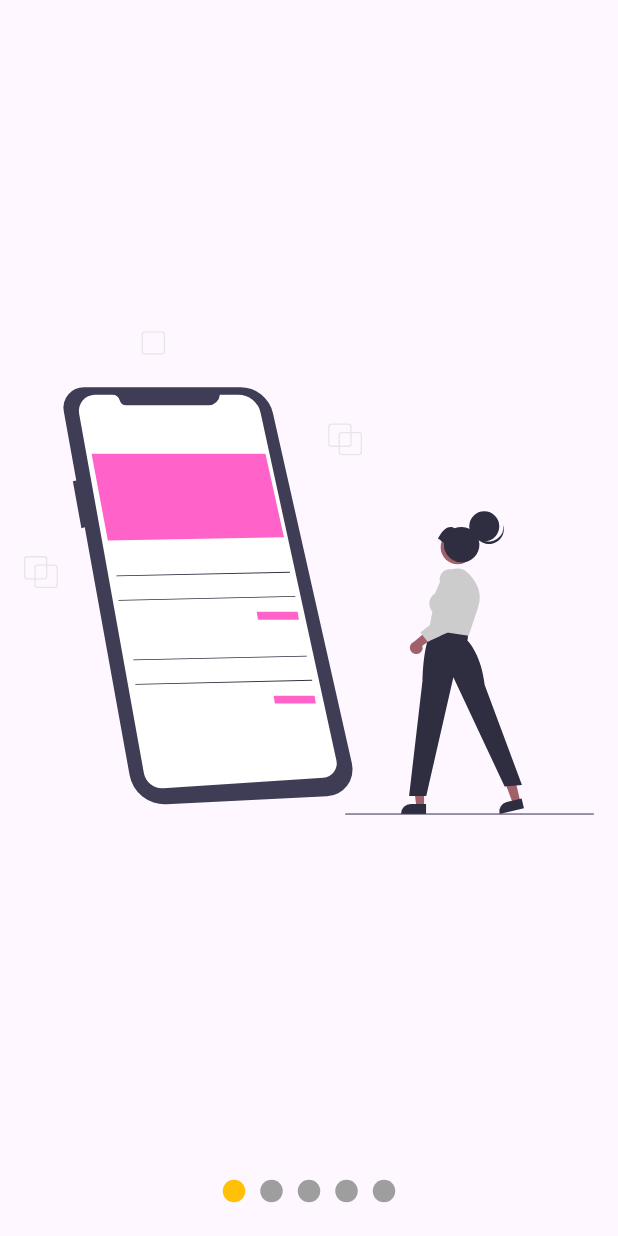
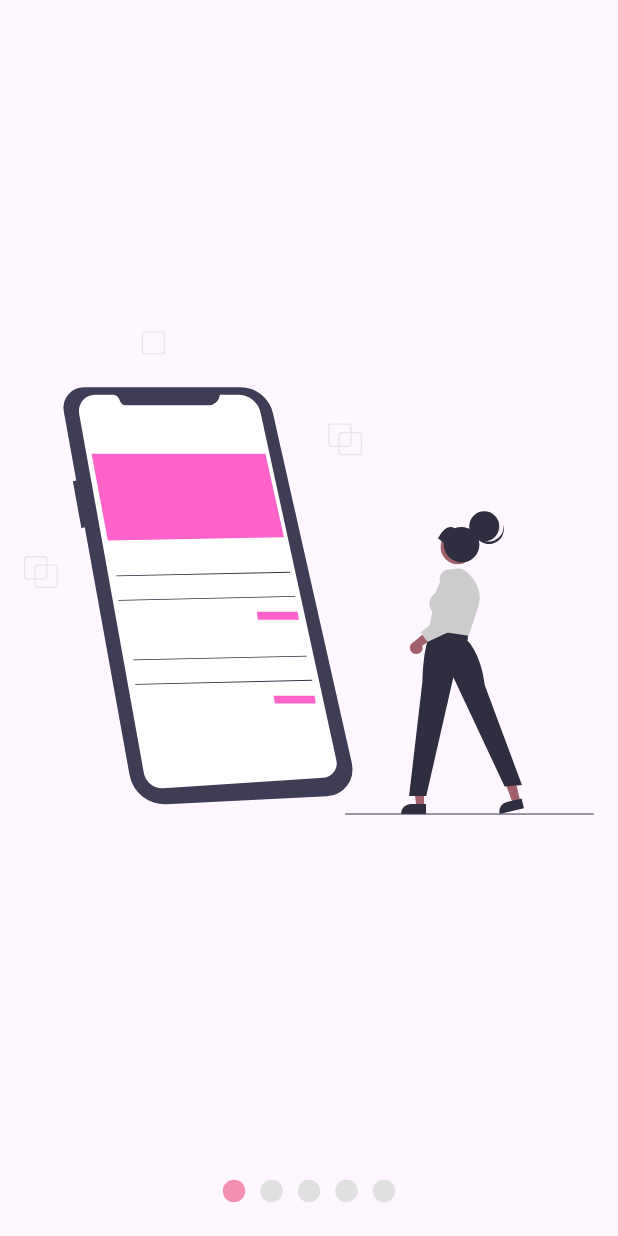
Before and after one commit to alexglzrys/flutter_slideshow_with_pageview, a Flutter app: the screen it shows after launch, on a phone screen of 412 x 824 dp. Run offline on Flutter 3.47's test engine with Material 3 defaults, Android fonts, the phone set to English and light mode, and no system bars; our stand-ins replace flutter_svg.

Commit message:
Slideshow - personalización

```diff
--- a/lib/components/slideshow.dart
+++ b/lib/components/slideshow.dart
@@ -3,23 +3,39 @@ import 'package:provider/provider.dart';
 import 'package:slideshow_flutter_app/providers/page_provider.dart';
 
 class Slideshow extends StatelessWidget {
-  const Slideshow({super.key, required this.slides, required this.color});
+  const Slideshow(
+      {super.key,
+      required this.slides,
+      required this.buttonPrimaryColor,
+      required this.buttonSecondaryColor,
+      this.buttonTop = false});
   // Listado de widgets a mostrar dentro del PageView
   final List<Widget> slides;
-  final Color color;
+  // Color de los botones indicadores
+  final Color buttonPrimaryColor;
+  final Color buttonSecondaryColor;
+  // Posición del contenedor de botones
+  final bool buttonTop;
 
   @override
   Widget build(BuildContext context) {
-    return Center(
+    // Al declarar el contenedor de los botones en la parte superior, este se ve afectado por el notch, por ello el todo el contenido se declara dentro de un área segura con SafeArea
+    return SafeArea(
+      child: Center(
         child: Column(
           children: [
+            if (buttonTop)
+              _Dots(slides.length, buttonPrimaryColor, buttonSecondaryColor),
             // PageView por defecto ocupa el 100% del viewport del dispositivo.
             // Si se desea usar junto a otros widgets, es importanet asignarle un área limitada donde se pueda expandir.
             Expanded(
               child: _Slides(slides),
             ),
-          _Dots(slides.length, color),
+
+            if (!buttonTop)
+              _Dots(slides.length, buttonPrimaryColor, buttonSecondaryColor),
           ],
+        ),
       ),
     );
   }
@@ -95,12 +111,14 @@ class _Slide extends StatelessWidget {
 class _Dots extends StatelessWidget {
   const _Dots(
     this.numDots,
-    this.color, {
+    this.buttonPrimaryColor,
+    this.buttonSecondaryColor, {
     super.key,
   });
   // El número de puntos a dibujar en pantalla (se debe corresponder con la cantidad de slides)
   final int numDots;
-  final Color color;
+  final Color buttonPrimaryColor;
+  final Color buttonSecondaryColor;
 
   @override
   Widget build(BuildContext context) {
@@ -109,17 +127,19 @@ class _Dots extends StatelessWidget {
         child: Row(
           mainAxisAlignment: MainAxisAlignment.center,
           // El constructor List.generate en Dart permite generar una lista con un tamaño específico y llenarla con elementos generados dinámicamente
-          children: List.generate(numDots, (index) => _Dot(index, color)),
+          children: List.generate(numDots,
+              (index) => _Dot(index, buttonPrimaryColor, buttonSecondaryColor)),
         ));
   }
 }
 
 // Widget privado para representar un punto o circulo en pantalla
 class _Dot extends StatelessWidget {
-  const _Dot(this.index, this.color);
+  const _Dot(this.index, this.buttonPrimaryColor, this.buttonSecondaryColor);
 
   final int index;
-  final Color color;
+  final Color buttonPrimaryColor;
+  final Color buttonSecondaryColor;
 
   @override
   Widget build(BuildContext context) {
@@ -139,8 +159,8 @@ class _Dot extends StatelessWidget {
         shape: BoxShape.circle,
         // Cambiar el color si el indice de este punto se corresponde la página actualmente seleccionada
         color: (pageViewIndex >= index - .5 && pageViewIndex < index + .5)
-            ? color
-            : Colors.grey,
+            ? buttonPrimaryColor
+            : buttonSecondaryColor,
       ),
     );
   }
--- a/lib/screens/lab_screen.dart
+++ b/lib/screens/lab_screen.dart
@@ -33,7 +33,9 @@ class LabScreen extends StatelessWidget {
               SvgPicture.asset('assets/svg/04.svg'),
               SvgPicture.asset('assets/svg/05.svg')
             ],
-            color: Colors.amber,
+            buttonPrimaryColor: Colors.pink[200]!,
+            buttonSecondaryColor: Colors.grey[300]!,
+            buttonTop: false,
           ),
         ));
   }
```
Lines whose indentation alone changed are shown as unchanged.
